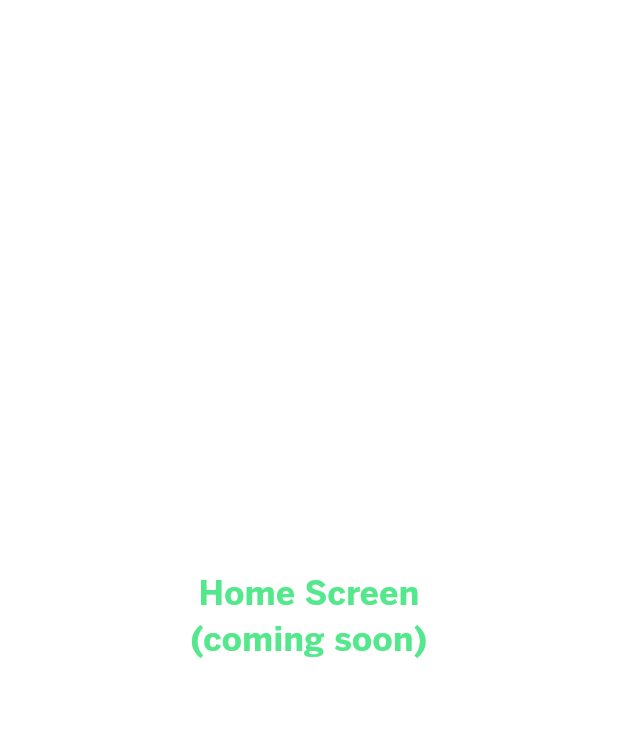
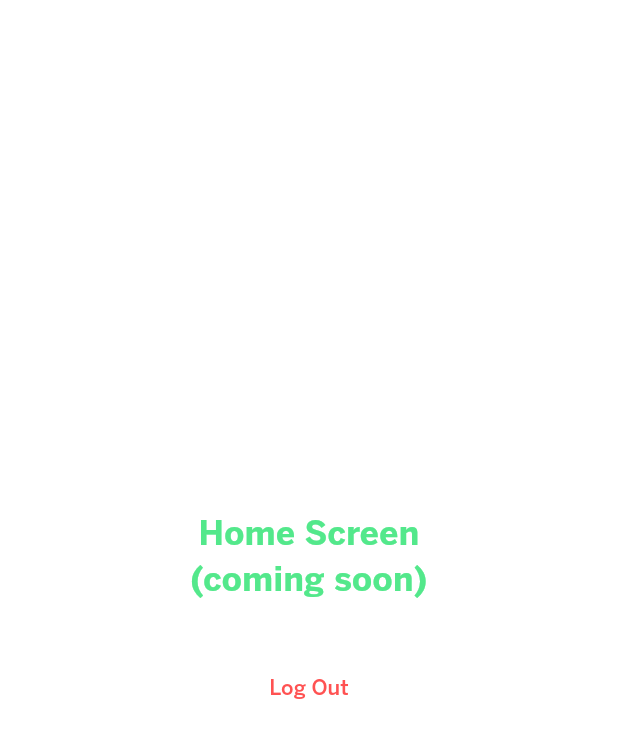
Before and after one commit to Laptopcorei7/food_ninja, a Flutter app: the HomeScreen screen opened by its route, on a phone screen of 412 x 824 dp. Shown: the top 738 px of the screen. Run offline on Flutter 3.47's test engine with Material 3 defaults, Android fonts, the phone set to English and light mode, and no system bars; our stand-ins replace bloc, flutter_secure_storage, image_picker, permission_handler; accounts and stored records are empty.

Commit message:
add logout button to placeholder home screen for testing

```diff
--- a/lib/src/screens/home_screen.dart
+++ b/lib/src/screens/home_screen.dart
@@ -1,15 +1,46 @@
+import 'dart:async';
+
 import 'package:flutter/material.dart';
+import 'package:food_ninja/src/services/auth_service.dart';
+import 'package:food_ninja/src/widgets/app_dialog.dart';
 
 // Placeholder home screen — will be replaced with the full home UI
 class HomeScreen extends StatelessWidget {
   const HomeScreen({super.key});
 
+  Future<void> _handleLogout(BuildContext context) async {
+    final confirmed = await showDialog<bool>(
+      context: context,
+      builder: (ctx) => AppDialog(
+        title: 'Log Out',
+        message: 'Are you sure you want to log out?',
+        primaryLabel: 'Log Out',
+        primaryIsDestructive: true,
+        secondaryLabel: 'Cancel',
+        onPrimary: () => Navigator.of(ctx).pop(true),
+        onSecondary: () => Navigator.of(ctx).pop(false),
+      ),
+    );
+
+    if (confirmed != true || !context.mounted) return;
+
+    unawaited(showLoadingOverlay(context));
+    final nav = Navigator.of(context);
+    await AuthService().logout();
+    if (!context.mounted) return;
+    nav.pop(); // dismiss overlay
+    await nav.pushNamedAndRemoveUntil('/onboarding', (route) => false);
+  }
+
   @override
   Widget build(BuildContext context) {
-    return const Scaffold(
+    return Scaffold(
       backgroundColor: Colors.white,
       body: Center(
-        child: Text(
+        child: Column(
+          mainAxisSize: MainAxisSize.min,
+          children: [
+            const Text(
               'Home Screen\n(coming soon)',
               textAlign: TextAlign.center,
               style: TextStyle(
@@ -18,6 +49,20 @@ class HomeScreen extends StatelessWidget {
                 color: Color(0xFF53E88B),
               ),
             ),
+            const SizedBox(height: 32),
+            TextButton(
+              onPressed: () => _handleLogout(context),
+              child: const Text(
+                'Log Out',
+                style: TextStyle(
+                  fontFamily: 'BentonSansMedium',
+                  fontSize: 14,
+                  color: Colors.redAccent,
+                ),
+              ),
+            ),
+          ],
+        ),
       ),
     );
   }
```
Lines whose indentation alone changed are shown as unchanged.
